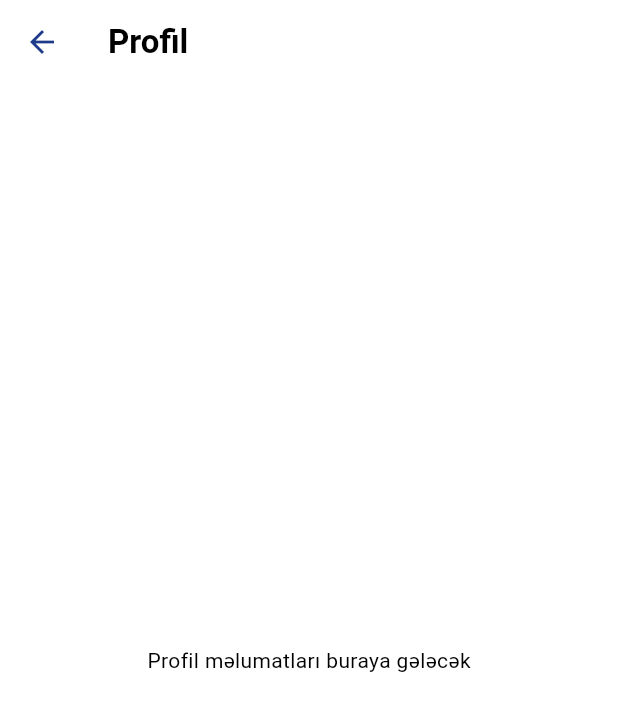
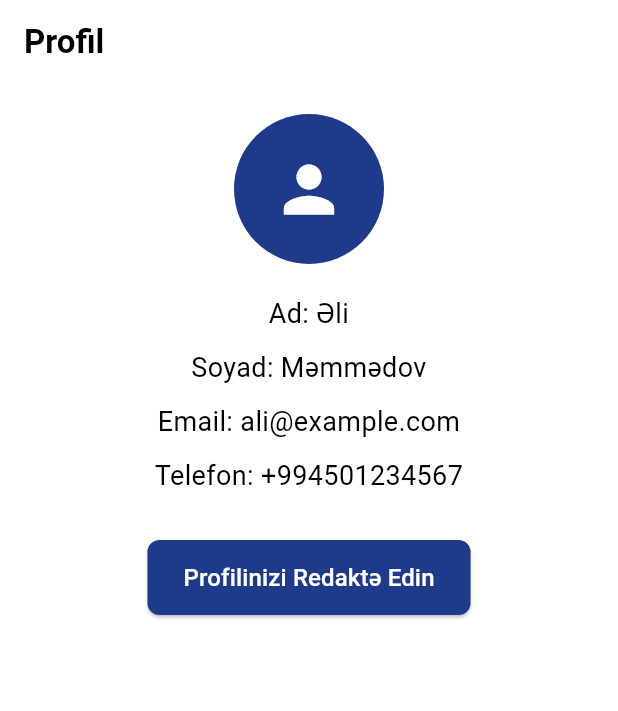
Before and after one commit to softdevexp13/barter_app_frontend, a Flutter app: the ProfileScreen screen opened directly, on a phone screen of 412 x 824 dp. Shown: the top 711 px of the screen. Run offline on Flutter 3.47's test engine with Material 3 defaults, Android fonts, the light colour scheme and no system bars; missing offline and left inert: qr_code_scanner; network calls fail; Roboto replaces fonts that are missing (Montserrat).

Commit message:
Profile Edit Screen

```diff
--- a/lib/screens/profile_screen.dart
+++ b/lib/screens/profile_screen.dart
@@ -1,8 +1,17 @@
 import 'package:flutter/material.dart';
+import 'profile_edit_screen.dart';
 
 class ProfileScreen extends StatelessWidget {
   @override
   Widget build(BuildContext context) {
+    // Nümunə profil məlumatları, gələcəkdə backend-dən və ya Provider-dən alınacaq
+    final profile = {
+      'firstName': 'Əli',
+      'lastName': 'Məmmədov',
+      'email': 'ali@example.com',
+      'phone': '+994501234567',
+    };
+
     return Scaffold(
       appBar: AppBar(
         title: Text(
@@ -14,12 +23,78 @@ class ProfileScreen extends StatelessWidget {
         ),
         backgroundColor: Colors.white,
         elevation: 0,
+        automaticallyImplyLeading: false,
         iconTheme: IconThemeData(color: Color(0xFF1E3A8A)),
       ),
-      body: Center(
-        child: Text(
-          "Profil məlumatları buraya gələcək",
-          style: TextStyle(fontFamily: 'Roboto'),
+      body: Padding(
+        padding: const EdgeInsets.all(20.0),
+        child: Column(
+          crossAxisAlignment: CrossAxisAlignment.center, // Mərkəzə hizalama
+          children: [
+            // Profil şəkli (placeholder)
+            Center(
+              child: CircleAvatar(
+                radius: 50,
+                backgroundColor: Color(0xFF1E3A8A),
+                child: Icon(Icons.person, size: 50, color: Colors.white),
+              ),
+            ),
+            SizedBox(height: 20),
+            Text(
+              "Ad: ${profile['firstName']}",
+              textAlign: TextAlign.center,
+              style: TextStyle(fontFamily: 'Montserrat', fontSize: 18),
+            ),
+            SizedBox(height: 10),
+            Text(
+              "Soyad: ${profile['lastName']}",
+              textAlign: TextAlign.center,
+              style: TextStyle(fontFamily: 'Montserrat', fontSize: 18),
+            ),
+            SizedBox(height: 10),
+            Text(
+              "Email: ${profile['email']}",
+              textAlign: TextAlign.center,
+              style: TextStyle(fontFamily: 'Montserrat', fontSize: 18),
+            ),
+            SizedBox(height: 10),
+            Text(
+              "Telefon: ${profile['phone']}",
+              textAlign: TextAlign.center,
+              style: TextStyle(fontFamily: 'Montserrat', fontSize: 18),
+            ),
+            SizedBox(height: 30),
+            Center(
+              child: ElevatedButton(
+                onPressed: () async {
+                  final result = await Navigator.push(
+                    context,
+                    MaterialPageRoute(
+                      builder: (context) => ProfileEditScreen(userId: "user1"),
+                    ),
+                  );
+                  if (result == true) {
+                    // Profili yenidən yükləmə məntiqi buraya əlavə edilə bilər
+                  }
+                },
+                style: ElevatedButton.styleFrom(
+                  backgroundColor: Color(0xFF1E3A8A),
+                  minimumSize: Size(200, 50),
+                  shape: RoundedRectangleBorder(
+                    borderRadius: BorderRadius.circular(8),
+                  ),
+                ),
+                child: Text(
+                  "Profilinizi Redaktə Edin",
+                  style: TextStyle(
+                    fontFamily: 'Montserrat',
+                    fontSize: 16,
+                    color: Colors.white,
+                  ),
+                ),
+              ),
+            ),
+          ],
         ),
       ),
     );
```
Also changed, not shown: lib/screens/profile_edit_screen.dart (added, +263 -0 lines).
